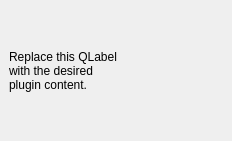
lymperis-geomeletitiki/acharnes_qgis_toolkit, file pol_toolkit_dockwidget_base.ui: the form before one commit.
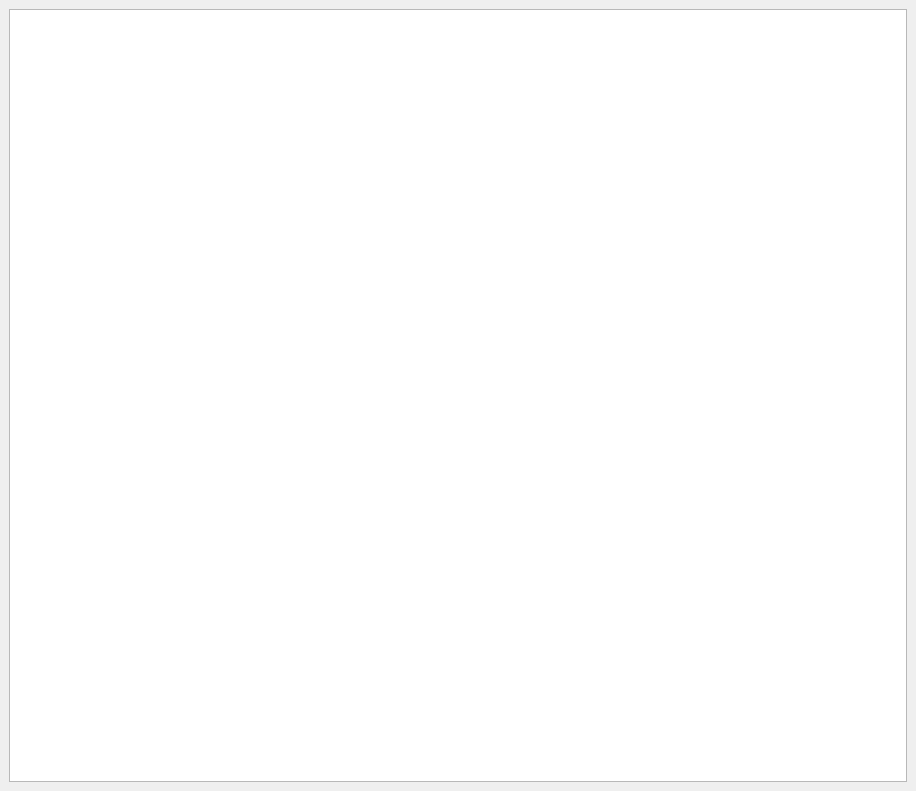
The form after the commit.

Commit message: added settings dialog

```diff
--- a/pol_toolkit_dockwidget_base.ui
+++ b/pol_toolkit_dockwidget_base.ui
@@ -6,8 +6,8 @@
    <rect>
     <x>0</x>
     <y>0</y>
-    <width>232</width>
-    <height>141</height>
+    <width>916</width>
+    <height>791</height>
    </rect>
   </property>
   <property name="windowTitle">
@@ -16,13 +16,7 @@
   <widget class="QWidget" name="dockWidgetContents">
    <layout class="QGridLayout" name="gridLayout">
     <item row="0" column="0">
-     <widget class="QLabel" name="label">
-      <property name="text">
-       <string>Replace this QLabel
-with the desired
-plugin content.</string>
-      </property>
-     </widget>
+     <widget class="QTableView" name="tableView"/>
     </item>
    </layout>
   </widget>
```
The commit also changes 5 other files.
